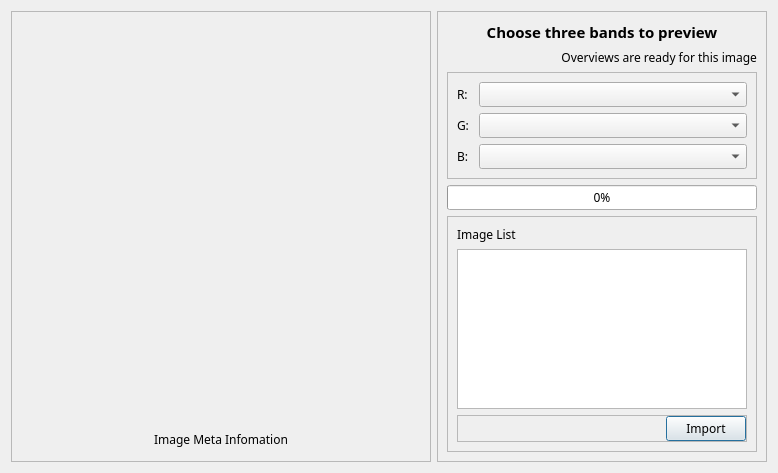
Qt form modules/widget/qdataimportwizard.ui (SGIS-Dev-Team/SGIS) before a commit.
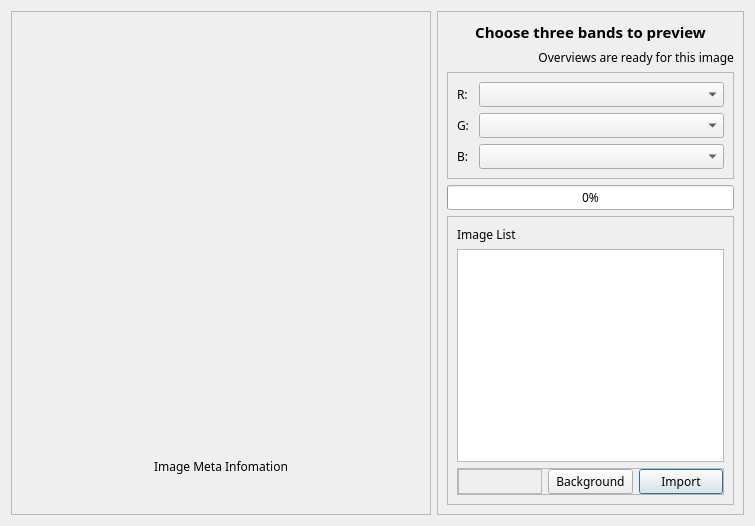
The same form after that commit. Custom widgets are drawn as their Qt base class.

Patch:
```diff
--- a/modules/widget/qdataimportwizard.ui
+++ b/modules/widget/qdataimportwizard.ui
@@ -6,8 +6,8 @@
    <rect>
     <x>0</x>
     <y>0</y>
-    <width>778</width>
-    <height>473</height>
+    <width>755</width>
+    <height>526</height>
    </rect>
   </property>
   <property name="font">
@@ -228,7 +228,7 @@
            <property name="frameShadow">
             <enum>QFrame::Raised</enum>
            </property>
-           <layout class="QFormLayout" name="formLayout_2">
+           <layout class="QHBoxLayout" name="horizontalLayout_2">
             <property name="leftMargin">
              <number>0</number>
             </property>
@@ -241,7 +241,7 @@
             <property name="bottomMargin">
              <number>0</number>
             </property>
-            <item row="0" column="0">
+            <item>
              <widget class="QPushButton" name="mButtonImport">
               <property name="layoutDirection">
                <enum>Qt::LeftToRight</enum>
@@ -251,6 +251,26 @@
               </property>
              </widget>
             </item>
+            <item>
+             <widget class="QPushButton" name="mButtonBackground">
+              <property name="layoutDirection">
+               <enum>Qt::LeftToRight</enum>
+              </property>
+              <property name="text">
+               <string>Background</string>
+              </property>
+             </widget>
+            </item>
+            <item>
+             <widget class="QFrame" name="mPlaceHolder0">
+              <property name="frameShape">
+               <enum>QFrame::StyledPanel</enum>
+              </property>
+              <property name="frameShadow">
+               <enum>QFrame::Raised</enum>
+              </property>
+             </widget>
+            </item>
            </layout>
           </widget>
          </item>
```
Left out of the diff: 2 changed lines with no effect on the pictures.
